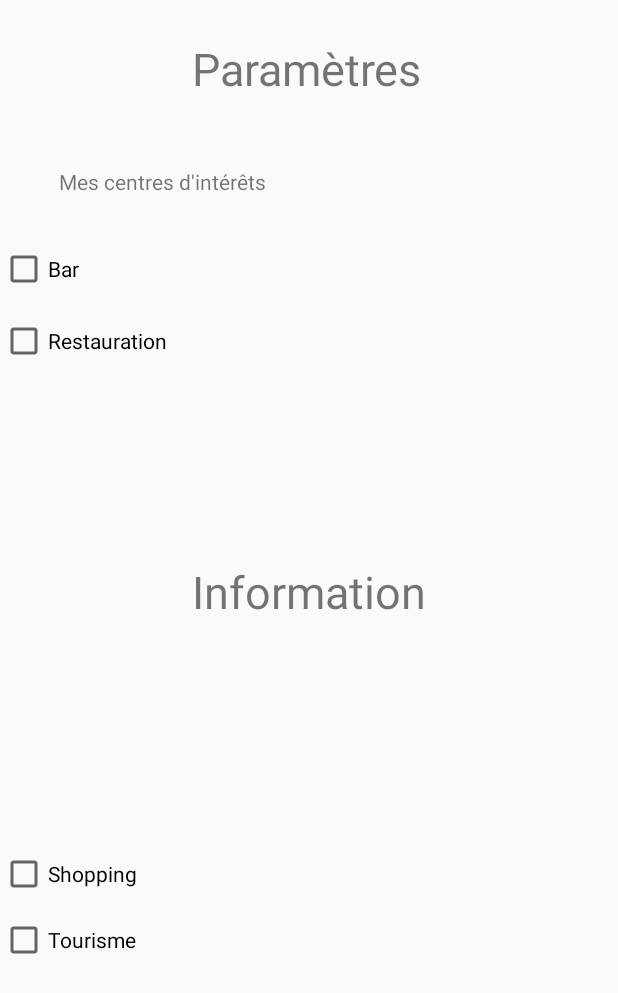
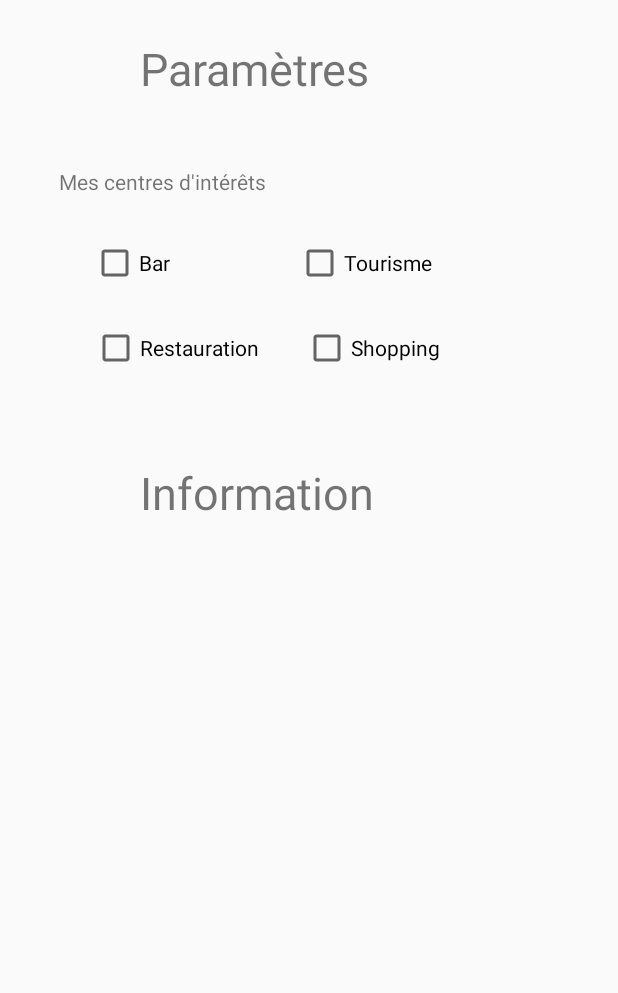
Before and after one commit to FrancoisRmn/SmartCity, an Android app: the layout fragment_settings.xml on its own in the app's theme, with its tools: preview values and no code run, on a phone screen of 412 x 824 dp. Shown: the top 993 px of the screen. Run offline under Robolectric (Android 15) with nearby library versions, the phone set to English and light mode, and no system bars.

Commit message:
Hardcode des restaurants + Address + petites modifs de design

```diff
--- a/app/src/main/java/com/henallux/smartcity/model/Restaurant.java
+++ b/app/src/main/java/com/henallux/smartcity/model/Restaurant.java
@@ -19,6 +19,11 @@ public class Restaurant {
     private List<Promotion> promotions;
 
     public Restaurant(){}
+
+    @Override
+    public String toString() {
+        return "Restaurant : " + this.nomCommerce + " \n"+ address;
+    }
 
     public String getNomCommerce() {
         return nomCommerce;
--- a/app/src/main/res/layout/fragment_settings.xml
+++ b/app/src/main/res/layout/fragment_settings.xml
@@ -12,15 +12,19 @@
         android:layout_alignParentTop="true"
         android:layout_marginTop="25dp"
         android:text="@string/settingsTitle"
-        android:textSize="30sp" />
+        android:textSize="30sp"
+        android:layout_alignLeft="@+id/settingsTitle2" />
 
     <TextView
         android:id="@+id/settingsTitle2"
         android:layout_width="wrap_content"
         android:layout_height="wrap_content"
+        android:layout_alignParentStart="true"
+        android:layout_alignParentLeft="true"
         android:layout_alignParentTop="true"
-        android:layout_centerHorizontal="true"
-        android:layout_marginTop="374dp"
+        android:layout_marginStart="93dp"
+        android:layout_marginLeft="93dp"
+        android:layout_marginTop="308dp"
         android:text="@string/informationSettings"
         android:textSize="30sp" />
 
@@ -38,33 +42,42 @@
 
     <CheckBox
         android:id="@+id/checkBox"
-        android:layout_width="wrap_content"
+        android:layout_width="78dp"
         android:layout_height="wrap_content"
         android:layout_alignParentTop="true"
-        android:layout_marginTop="163dp"
+        android:layout_marginTop="159dp"
+        android:layout_marginEnd="-45dp"
+        android:layout_toStartOf="@+id/h1Settings"
         android:text="@string/barCheckBox" />
 
     <CheckBox
         android:id="@+id/checkBox2"
         android:layout_width="wrap_content"
         android:layout_height="wrap_content"
+        android:layout_alignParentStart="true"
         android:layout_alignParentTop="true"
-        android:layout_marginTop="211dp"
+        android:layout_marginStart="61dp"
+        android:layout_marginTop="216dp"
         android:text="@string/restaurantCheckBox" />
 
     <CheckBox
         android:id="@+id/checkBox3"
         android:layout_width="wrap_content"
         android:layout_height="wrap_content"
-        android:layout_alignParentBottom="true"
-        android:layout_marginBottom="225dp"
+        android:layout_alignParentStart="true"
+        android:layout_alignParentTop="true"
+        android:layout_marginStart="202dp"
+        android:layout_marginTop="216dp"
+        android:layout_marginBottom="323dp"
         android:text="@string/shoppingCheckBox" />
 
     <CheckBox
         android:id="@+id/checkBox4"
         android:layout_width="wrap_content"
         android:layout_height="wrap_content"
-        android:layout_alignParentBottom="true"
-        android:layout_marginBottom="181dp"
+        android:layout_alignParentStart="true"
+        android:layout_alignParentTop="true"
+        android:layout_marginStart="197dp"
+        android:layout_marginTop="159dp"
         android:text="@string/tourismeCheckBox" />
 </RelativeLayout>
--- a/app/src/main/res/values/strings.xml
+++ b/app/src/main/res/values/strings.xml
@@ -38,7 +38,7 @@
     <string name="scheduleTitle">Heure d\'ouverture</string>
     <string name="schedule"> Lundi : 8h00-12h00, 13h00-17h00 \n Mardi : 8h00-12h00, 13h00-17h00 \n Mercredi: 8h00-12h00, 13h00-17h00 \n Jeudi : 8h00-12h00, 13h00-17h00 \n Vendredi : 8h00-12h00, 13h00-17h00 \n Samedi : 8h00-12h00 \n Dimanche : /</string>
     <string name="imageTitle">Images</string>
-    <string name="contactTitle">contactTitle</string>
+    <string name="contactTitle">Contact</string>
     <string name="contact">Tél: 0475 45 78 96 \nFixe: 081 74 52 20\nEmail : burgerKing@hotmail.com</string>
     <string name="callButton">Appeler</string>
     <string name="sendMailButton">Envoyer un email</string>
```
Also changed, not shown: app/src/main/java/com/henallux/smartcity/model/Address.java (+18 -1 lines), app/src/main/java/com/henallux/smartcity/view/RestaurantFragment.java (+23 -8 lines).
